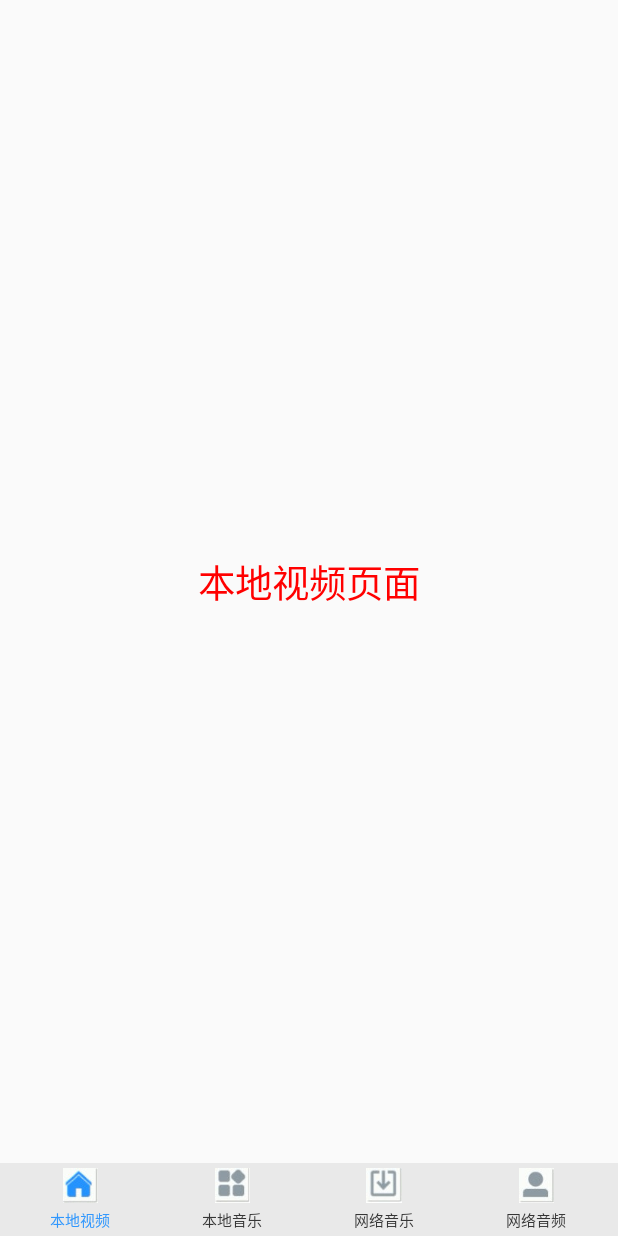
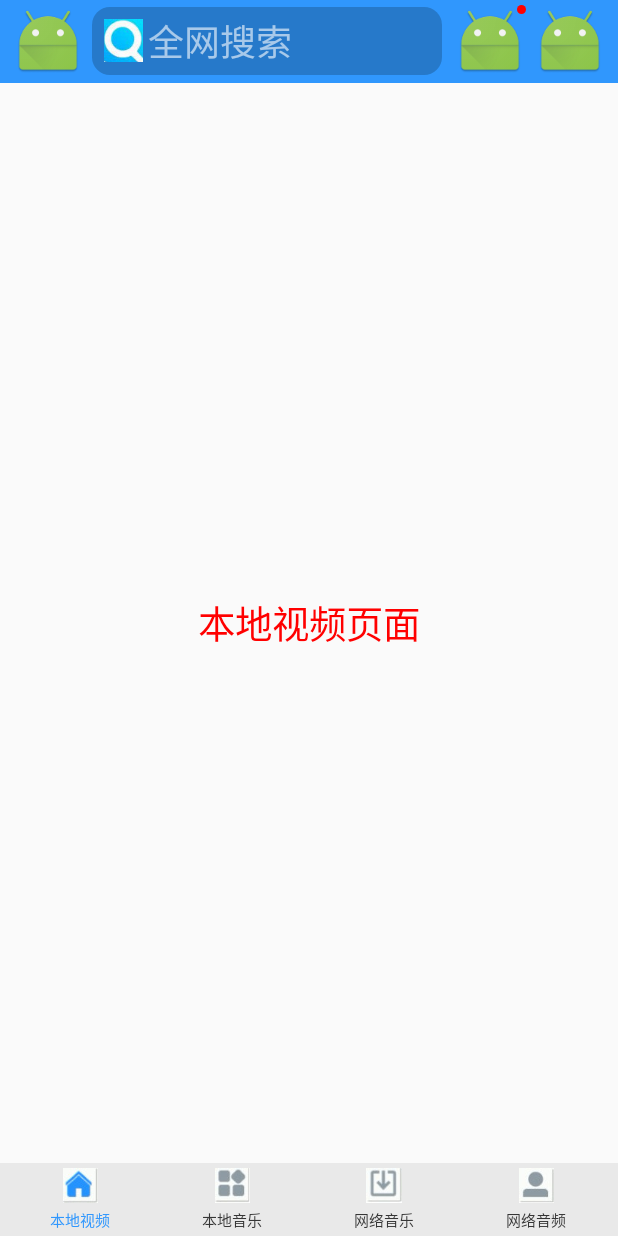
Before and after one commit to liaoshanggang/MyGitHub, an Android app: the screen it shows after launch (MainActivity), on a phone screen of 412 x 824 dp. Run offline under Robolectric (Android 15) with nearby library versions, the phone set to English and light mode, and no system bars.

Commit message:
顶部标题栏布局

```diff
--- /dev/null
+++ b/as/MyWorld/app/src/main/res/drawable/dot.xml
@@ -0,0 +1,6 @@
+<?xml version="1.0" encoding="utf-8"?>
+<shape xmlns:android="http://schemas.android.com/apk/res/android" android:shape="oval">
+    <size android:height="6dp" android:width="6dp"/>
+
+    <solid android:color="#ff0000"/>
+</shape>
--- /dev/null
+++ b/as/MyWorld/app/src/main/res/drawable/tv_search_bg_selector.xml
@@ -0,0 +1,5 @@
+<?xml version="1.0" encoding="utf-8"?>
+<selector xmlns:android="http://schemas.android.com/apk/res/android">
+    <item android:state_pressed="false" android:drawable="@drawable/tv_search_bg_shap_normal"/>
+    <item android:state_pressed="true" android:drawable="@drawable/tv_search_bg_shap_pressed"/>
+</selector>
--- /dev/null
+++ b/as/MyWorld/app/src/main/res/drawable/tv_search_bg_shap_normal.xml
@@ -0,0 +1,6 @@
+<?xml version="1.0" encoding="utf-8"?>
+<shape xmlns:android="http://schemas.android.com/apk/res/android" android:shape="rectangle">
+    <corners android:radius="12dp"/>
+    <solid android:color="#ff2679ca"/>
+    <padding android:bottom="5dp" android:top="5dp" android:left="8dp" android:right="8dp"/>
+</shape>
--- /dev/null
+++ b/as/MyWorld/app/src/main/res/drawable/tv_search_bg_shap_pressed.xml
@@ -0,0 +1,6 @@
+<?xml version="1.0" encoding="utf-8"?>
+<shape xmlns:android="http://schemas.android.com/apk/res/android" android:shape="rectangle">
+    <corners android:radius="12dp"/>
+    <solid android:color="#cc2679ca"/>
+    <padding android:bottom="5dp" android:top="5dp" android:left="8dp" android:right="8dp"/>
+</shape>
--- /dev/null
+++ b/as/MyWorld/app/src/main/res/drawable/tv_search_drawable_selector.xml
@@ -0,0 +1,5 @@
+<?xml version="1.0" encoding="utf-8"?>
+<selector xmlns:android="http://schemas.android.com/apk/res/android">
+    <item android:state_pressed="false" android:drawable="@drawable/ic_suosuokuang"/>
+    <item android:state_pressed="true" android:drawable="@drawable/ic_suosuokuang_press"/>
+</selector>
--- /dev/null
+++ b/as/MyWorld/app/src/main/res/drawable/tv_search_textcolor_selector.xml
@@ -0,0 +1,5 @@
+<?xml version="1.0" encoding="utf-8"?>
+<selector xmlns:android="http://schemas.android.com/apk/res/android">
+    <item android:state_pressed="false" android:color="#99ffffff"/>
+    <item android:state_pressed="true" android:color="#ffffffff"/>
+</selector>
--- a/as/MyWorld/app/src/main/res/layout/activity_main.xml
+++ b/as/MyWorld/app/src/main/res/layout/activity_main.xml
@@ -6,7 +6,7 @@
     android:orientation="vertical">
 
     <!--标题栏-->
-
+    <include layout="@layout/titlebar" />
     <!--FrameLayout-->
     <FrameLayout
         android:id="@+id/fl_main_content"
--- /dev/null
+++ b/as/MyWorld/app/src/main/res/layout/titlebar.xml
@@ -0,0 +1,48 @@
+<?xml version="1.0" encoding="utf-8"?>
+<LinearLayout xmlns:android="http://schemas.android.com/apk/res/android"
+    android:background="#ff3097fd"
+    android:gravity="center_vertical"
+    android:orientation="horizontal"
+    android:layout_width="match_parent"
+    android:layout_height="55dp">
+
+    <ImageView
+        android:layout_marginLeft="8dp"
+        android:src="@drawable/ic_topbanner_logo"
+        android:layout_width="wrap_content"
+        android:layout_height="wrap_content" />
+    <TextView
+        android:layout_weight="1"
+        android:layout_marginLeft="5dp"
+        android:id="@+id/tv_search"
+        android:drawableLeft="@drawable/tv_search_drawable_selector"
+        android:background="@drawable/tv_search_bg_selector"
+        android:drawablePadding="3dp"
+        android:textSize="24sp"
+        android:textColor="@drawable/tv_search_textcolor_selector"
+        android:text="全网搜索"
+        android:layout_width="wrap_content"
+        android:layout_height="wrap_content" />
+    <RelativeLayout
+        android:layout_marginLeft="8dp"
+        android:layout_width="wrap_content"
+        android:layout_height="wrap_content">
+        <TextView
+            android:id="@+id/tv_game"
+            android:drawableLeft="@drawable/ic_topbanner_game"
+            android:layout_width="wrap_content"
+            android:layout_height="wrap_content" />
+        <ImageView
+            android:layout_alignRight="@id/tv_game"
+            android:layout_width="6dp"
+            android:background="@drawable/dot"
+            android:layout_height="6dp" />
+    </RelativeLayout>
+    <ImageView
+        android:id="@+id/history"
+        android:layout_marginLeft="5dp"
+        android:layout_marginRight="8dp"
+        android:layout_width="wrap_content"
+        android:background="@drawable/ic_topbanner_record"
+        android:layout_height="wrap_content" />
+</LinearLayout>
--- a/as/MyWorld/app/src/main/res/values/styles.xml
+++ b/as/MyWorld/app/src/main/res/values/styles.xml
@@ -1,7 +1,8 @@
 <resources>
 
     <!-- Base application theme. -->
-    <style name="AppTheme" parent="Theme.AppCompat.Light.DarkActionBar">
+    <!--set no title-->
+    <style name="AppTheme" parent="Theme.AppCompat.Light.NoActionBar">
         <!-- Customize your theme here. -->
         <item name="colorPrimary">@color/colorPrimary</item>
         <item name="colorPrimaryDark">@color/colorPrimaryDark</item>
```
Also changed, not shown: as/MyWorld/app/src/main/res/drawable-xhdpi/ic_suosuokuang.jpg (added), as/MyWorld/app/src/main/res/drawable-xhdpi/ic_suosuokuang_press.jpg (added), as/MyWorld/app/src/main/res/drawable-xhdpi/ic_topbanner_game.png (added), as/MyWorld/app/src/main/res/drawable-xhdpi/ic_topbanner_logo.png (added), as/MyWorld/app/src/main/res/drawable-xhdpi/ic_topbanner_record.png (added).
